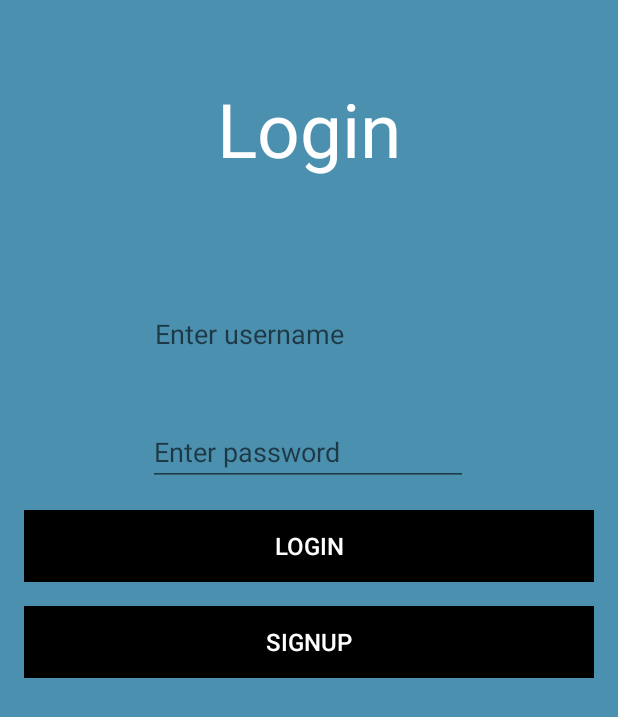
After one commit to mathana96/android-hillfort, an Android app: the layout activity_login.xml on its own in the app's theme, with its tools: preview values and no code run, on a phone screen of 412 x 824 dp. The commit adds this screen. Shown: the top 717 px of the screen. Run offline under Robolectric (Android 15) with nearby library versions, the phone set to English and light mode, and no system bars.

Commit message:
Create login layout
Signed-off-by: Mathana Nair Sreedaran <mathana96@gmail.com>

```diff
--- /dev/null
+++ b/app/src/main/res/layout/activity_login.xml
@@ -0,0 +1,89 @@
+<?xml version="1.0" encoding="utf-8"?>
+<android.support.constraint.ConstraintLayout xmlns:android="http://schemas.android.com/apk/res/android"
+  xmlns:app="http://schemas.android.com/apk/res-auto"
+  xmlns:tools="http://schemas.android.com/tools"
+  android:layout_width="match_parent"
+  android:layout_height="match_parent"
+  android:background="@color/colorAccent">
+
+
+  <TextView
+    android:id="@+id/textView2"
+    android:layout_width="wrap_content"
+    android:layout_height="wrap_content"
+    android:layout_marginTop="52dp"
+    android:text="Login"
+    android:textSize="50dp"
+    android:textColor="@color/colorPrimary"
+    app:layout_constraintEnd_toEndOf="parent"
+    app:layout_constraintHorizontal_bias="0.5"
+    app:layout_constraintStart_toStartOf="parent"
+    app:layout_constraintTop_toTopOf="parent" />
+
+  <EditText
+    android:id="@+id/login_username"
+    android:layout_width="wrap_content"
+    android:layout_height="wrap_content"
+    android:layout_marginTop="200dp"
+    android:ems="10"
+    android:hint="@string/hint_username"
+    android:inputType="textEmailAddress"
+    app:layout_constraintEnd_toEndOf="parent"
+    app:layout_constraintHorizontal_bias="0.5"
+    app:layout_constraintStart_toStartOf="parent"
+    app:layout_constraintTop_toTopOf="parent" />
+
+  <EditText
+    android:id="@+id/login_password"
+    android:layout_width="wrap_content"
+    android:layout_height="wrap_content"
+    android:layout_marginEnd="1dp"
+    android:layout_marginTop="33dp"
+    android:ems="10"
+    android:hint="@string/hint_password"
+    android:inputType="textPassword"
+    app:layout_constraintEnd_toEndOf="parent"
+    app:layout_constraintHorizontal_bias="0.5"
+    app:layout_constraintStart_toStartOf="parent"
+    app:layout_constraintTop_toBottomOf="@+id/login_username" />
+
+  <Button
+    android:id="@+id/btn_login"
+    android:layout_width="0dp"
+    android:layout_height="wrap_content"
+    android:layout_margin="16dp"
+    android:layout_marginEnd="16dp"
+    android:layout_marginStart="16dp"
+    android:layout_marginTop="29dp"
+    android:background="@color/colorPrimaryDark"
+    android:paddingBottom="8dp"
+    android:paddingTop="8dp"
+    android:stateListAnimator="@null"
+    android:text="@string/button_login"
+    android:textColor="@color/colorPrimary"
+    android:textSize="16sp"
+    app:layout_constraintEnd_toEndOf="parent"
+    app:layout_constraintStart_toStartOf="parent"
+    app:layout_constraintTop_toBottomOf="@+id/login_password" />
+
+  <Button
+    android:id="@+id/btn_goto_signup"
+    android:layout_width="0dp"
+    android:layout_height="wrap_content"
+    android:layout_margin="16dp"
+    android:layout_marginEnd="16dp"
+    android:layout_marginStart="16dp"
+    android:layout_marginTop="31dp"
+    android:background="@color/colorPrimaryDark"
+    android:paddingBottom="8dp"
+    android:paddingTop="8dp"
+    android:stateListAnimator="@null"
+    android:text="@string/button_signup"
+    android:textColor="@color/colorPrimary"
+    android:textSize="16sp"
+    app:layout_constraintEnd_toEndOf="parent"
+    app:layout_constraintStart_toStartOf="parent"
+    app:layout_constraintTop_toBottomOf="@+id/btn_login" />
+
+
+</android.support.constraint.ConstraintLayout>
--- a/app/src/main/res/values/strings.xml
+++ b/app/src/main/res/values/strings.xml
@@ -12,12 +12,17 @@
   <string name="menu_addHillfort">Add</string>
   <string name="menu_cancelHillfort">Cancel</string>
 
+  <string name="button_login">Login</string>
+  <string name="button_signup">Signup</string>
+
   <!--CHECKBOX-->
   <string name="checkbox_explored">Explored!</string>
 
   <!--TEXT FIELD HINTS-->
   <string name="hint_hillfortTitle">Hillfort Title</string>
   <string name="hint_hillfortDescription">Hillfort Description</string>
+  <string name="hint_username">Enter username</string>
+  <string name="hint_password">Enter password</string>
 
   <!--TOAST TEXT-->
   <string name="toast_enterTitleandDesc">Please enter a title and description</string>
```
